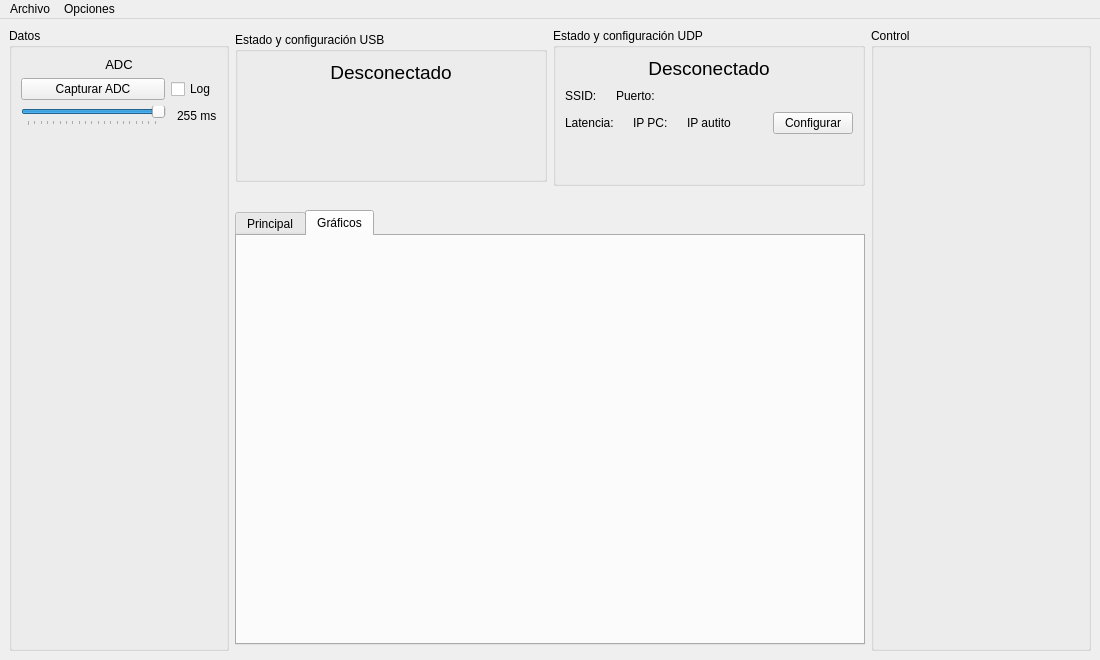
GabiAndi/Microcontroladores_2020_Autito_UI, file mainwindow.ui: the form before one commit.
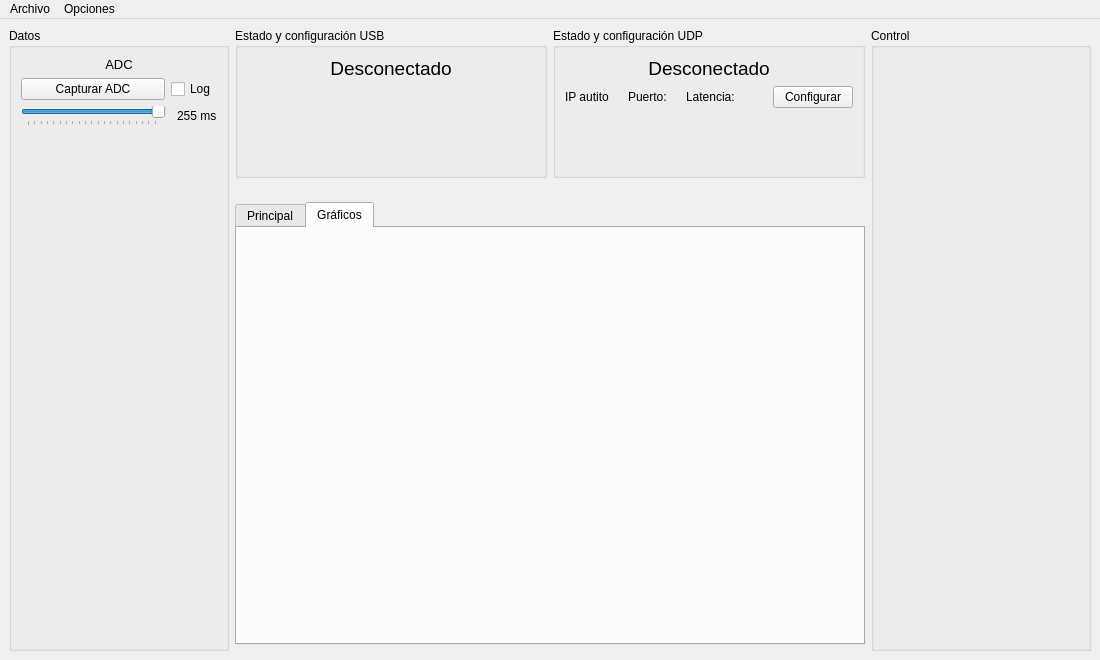
The form after the commit. The open tabs and pages were chosen to show the change. Custom widgets are drawn as their Qt base class.

Commit message: Medición de latencia de conexión

Patch:
```diff
--- a/mainwindow.ui
+++ b/mainwindow.ui
@@ -151,16 +151,16 @@
           </widget>
          </item>
          <item>
-          <layout class="QHBoxLayout" name="horizontalLayout_6">
+          <layout class="QHBoxLayout" name="horizontalLayout_5">
            <item>
-            <widget class="QLabel" name="label_5">
+            <widget class="QLabel" name="label_4">
              <property name="text">
-              <string>SSID:</string>
+              <string>IP autito</string>
              </property>
             </widget>
            </item>
            <item>
-            <widget class="QLabel" name="labelSSID">
+            <widget class="QLabel" name="labelIPAutito">
              <property name="text">
               <string/>
              </property>
@@ -181,23 +181,6 @@
             </widget>
            </item>
            <item>
-            <spacer name="horizontalSpacer_3">
-             <property name="orientation">
-              <enum>Qt::Horizontal</enum>
-             </property>
-             <property name="sizeHint" stdset="0">
-              <size>
-               <width>40</width>
-               <height>20</height>
-              </size>
-             </property>
-            </spacer>
-           </item>
-          </layout>
-         </item>
-         <item>
-          <layout class="QHBoxLayout" name="horizontalLayout_5">
-           <item>
             <widget class="QLabel" name="label_2">
              <property name="text">
               <string>Latencia:</string>
@@ -211,34 +194,6 @@
              </property>
             </widget>
            </item>
-           <item>
-            <widget class="QLabel" name="label_3">
-             <property name="text">
-              <string>IP PC:</string>
-             </property>
-            </widget>
-           </item>
-           <item>
-            <widget class="QLabel" name="labelIPPC">
-             <property name="text">
-              <string/>
-             </property>
-            </widget>
-           </item>
-           <item>
-            <widget class="QLabel" name="label_4">
-             <property name="text">
-              <string>IP autito</string>
-             </property>
-            </widget>
-           </item>
-           <item>
-            <widget class="QLabel" name="labelIPAutito">
-             <property name="text">
-              <string/>
-             </property>
-            </widget>
-           </item>
            <item>
             <spacer name="horizontalSpacer">
              <property name="orientation">
```
Left out of the diff: 2 changed lines with no effect on the pictures. The commit also changes 2 other files.
